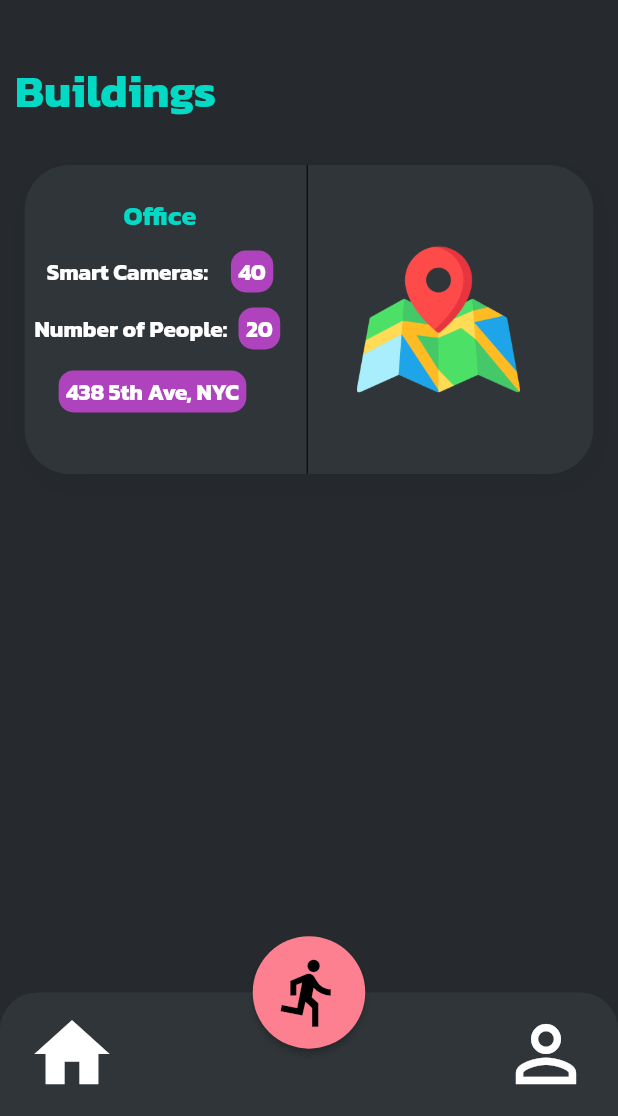
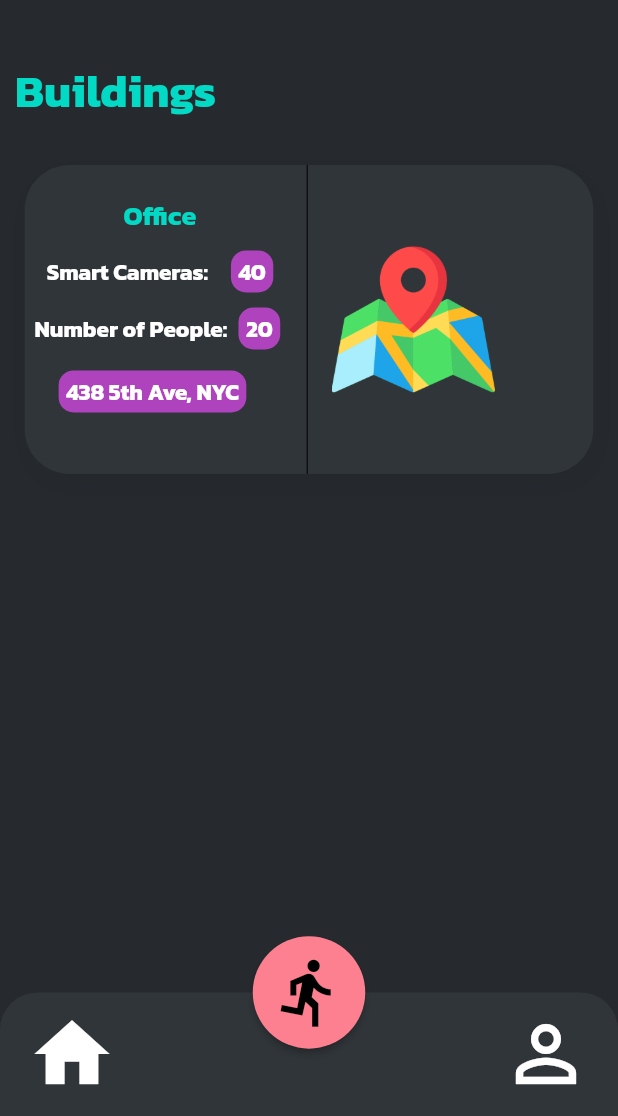
Before and after one commit to Hub-Varith/GuideAndVacuate, a Flutter app: the screen it shows once a user with an empty profile is signed in, on a phone screen of 412 x 824 dp, the part 120-1236 px from its top. Run offline on Flutter 3.47's test engine with Material 2 defaults, Android fonts, the phone set to English and light mode, and no system bars; our stand-ins replace cloud_firestore, firebase_auth, firebase_core, firebase_database, google_fonts, permission_handler; missing offline and left inert: flutter_ble_lib, flutter_ibm_watson, soundpool; accounts and stored records are empty.

Commit message:
added to dynamically change padding of map on home

```diff
--- a/lib/Widgets/BuildingsListView.dart
+++ b/lib/Widgets/BuildingsListView.dart
@@ -81,7 +81,7 @@ class _BuildingsListViewState extends State<BuildingsListView> {
                   ),
                 ),
                 Container(
-                  padding: EdgeInsets.fromLTRB(25, 0, 0, 0),
+                  padding: EdgeInsets.fromLTRB(MediaQuery.of(context).size.height * 0.01, 0, 0, 0),
                   alignment: Alignment.center,
                   child: Image.asset(
                     "assets/images/map.png",
```
